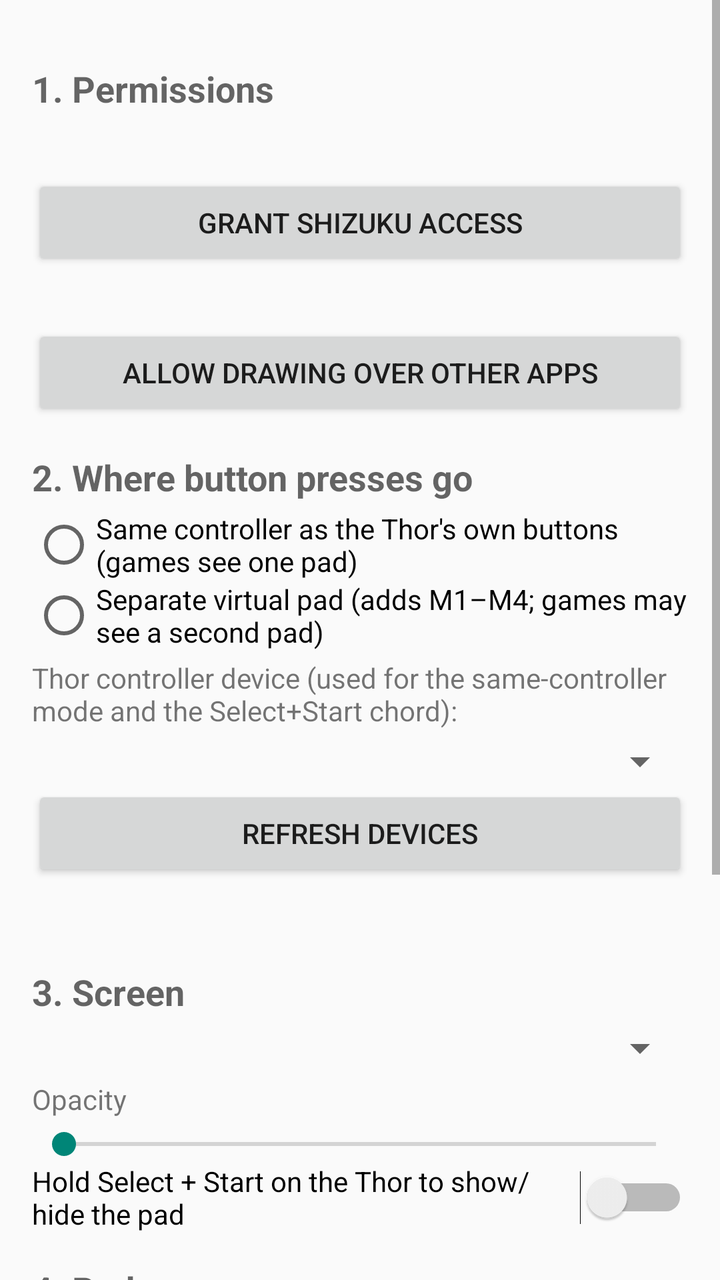
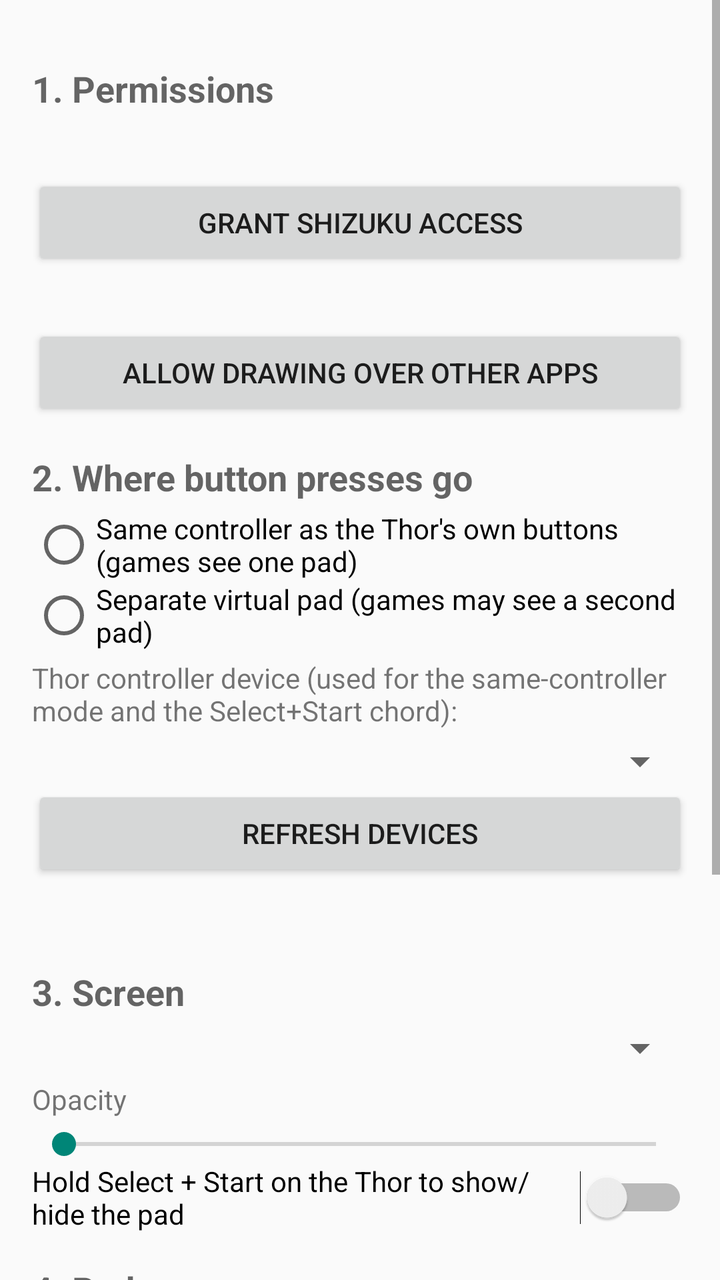

Screens rendered from an Android XML layout before and after an edit, with the pre-edit source and the edit as a unified diff.
<!-- AndroidManifest.xml: application theme Theme.SidePad -->
<!-- res/layout/activity_main.xml -->
<?xml version="1.0" encoding="utf-8"?>
<ScrollView xmlns:android="http://schemas.android.com/apk/res/android"
    android:layout_width="match_parent"
    android:layout_height="match_parent">

    <LinearLayout
        android:layout_width="match_parent"
        android:layout_height="wrap_content"
        android:orientation="vertical"
        android:padding="16dp">

        <TextView style="@style/SectionHeader" android:text="1. Permissions" />
        <TextView android:id="@+id/shizukuStatus" style="@style/StatusLine" />
        <Button android:id="@+id/btnShizuku" style="@style/Row" android:text="Grant Shizuku access" />
        <TextView android:id="@+id/overlayStatus" style="@style/StatusLine" />
        <Button android:id="@+id/btnOverlay" style="@style/Row" android:text="Allow drawing over other apps" />

        <TextView style="@style/SectionHeader" android:text="2. Where button presses go" />
        <RadioGroup android:id="@+id/modeGroup" android:layout_width="match_parent" android:layout_height="wrap_content">
            <RadioButton android:id="@+id/modePhysical" android:layout_width="wrap_content" android:layout_height="wrap_content"
                android:text="Same controller as the Thor's own buttons (games see one pad)" />
            <RadioButton android:id="@+id/modeVirtual" android:layout_width="wrap_content" android:layout_height="wrap_content"
                android:text="Separate virtual pad (adds M1–M4; games may see a second pad)" />
        </RadioGroup>
        <TextView style="@style/StatusLine" android:text="Thor controller device (used for the same-controller mode and the Select+Start chord):" />
        <Spinner android:id="@+id/deviceSpinner" android:layout_width="match_parent" android:layout_height="wrap_content" />
        <Button android:id="@+id/btnRefresh" style="@style/Row" android:text="Refresh devices" />
        <TextView android:id="@+id/probeStatus" style="@style/StatusLine" />

        <TextView style="@style/SectionHeader" android:text="3. Screen" />
        <Spinner android:id="@+id/displaySpinner" android:layout_width="match_parent" android:layout_height="wrap_content" />
        <TextView style="@style/StatusLine" android:text="Opacity" />
        <SeekBar android:id="@+id/opacity" android:layout_width="match_parent" android:layout_height="wrap_content" android:max="100" />
        <Switch android:id="@+id/chordSwitch" android:layout_width="match_parent" android:layout_height="wrap_content"
            android:text="Hold Select + Start on the Thor to show/hide the pad" />

        <TextView style="@style/SectionHeader" android:text="4. Pad" />
        <LinearLayout android:layout_width="match_parent" android:layout_height="wrap_content" android:orientation="horizontal">
            <Button android:id="@+id/btnShow" style="@style/Half" android:text="Show pad" />
            <Button android:id="@+id/btnHide" style="@style/Half" android:text="Hide pad" />
        </LinearLayout>
        <LinearLayout android:layout_width="match_parent" android:layout_height="wrap_content" android:orientation="horizontal">
            <Button android:id="@+id/btnEdit" style="@style/Half" android:text="Edit layout" />
            <Button android:id="@+id/btnStop" style="@style/Half" android:text="Stop service" />
        </LinearLayout>
        <TextView style="@style/StatusLine" android:text="A Quick Settings tile named Thor SidePad is also available: add it from the notification shade editor." />

        <TextView style="@style/SectionHeader" android:text="5. Test (open a gamepad tester on the top screen first)" />
        <LinearLayout android:layout_width="match_parent" android:layout_height="wrap_content" android:orientation="horizontal">
            <Button android:id="@+id/btnTestA" style="@style/Half" android:text="Send A" />
            <Button android:id="@+id/btnTestM1" style="@style/Half" android:text="Send M1 (BUTTON_1)" />
        </LinearLayout>
    </LinearLayout>
</ScrollView>
<!-- resources referenced by this layout -->
<resources>
  <style name="Half">
          <item name="android:layout_width">0dp</item>
          <item name="android:layout_height">wrap_content</item>
          <item name="android:layout_weight">1</item>
      </style>
  <style name="Row">
          <item name="android:layout_width">match_parent</item>
          <item name="android:layout_height">wrap_content</item>
      </style>
  <style name="SectionHeader">
          <item name="android:layout_width">match_parent</item>
          <item name="android:layout_height">wrap_content</item>
          <item name="android:textAppearance">?android:attr/textAppearanceMedium</item>
          <item name="android:textStyle">bold</item>
          <item name="android:paddingTop">16dp</item>
          <item name="android:paddingBottom">4dp</item>
      </style>
  <style name="StatusLine">
          <item name="android:layout_width">match_parent</item>
          <item name="android:layout_height">wrap_content</item>
          <item name="android:paddingTop">4dp</item>
          <item name="android:paddingBottom">4dp</item>
      </style>
  <style name="Theme.SidePad" parent="Theme.AppCompat.DayNight" />
</resources>

<!-- the commit's change to res/layout/activity_main.xml (unified diff, before → after) -->
@@ -20,7 +20,7 @@
             <RadioButton android:id="@+id/modePhysical" android:layout_width="wrap_content" android:layout_height="wrap_content"
                 android:text="Same controller as the Thor's own buttons (games see one pad)" />
             <RadioButton android:id="@+id/modeVirtual" android:layout_width="wrap_content" android:layout_height="wrap_content"
-                android:text="Separate virtual pad (adds M1–M4; games may see a second pad)" />
+                android:text="Separate virtual pad (games may see a second pad)" />
         </RadioGroup>
         <TextView style="@style/StatusLine" android:text="Thor controller device (used for the same-controller mode and the Select+Start chord):" />
         <Spinner android:id="@+id/deviceSpinner" android:layout_width="match_parent" android:layout_height="wrap_content" />
@@ -48,7 +48,7 @@
         <TextView style="@style/SectionHeader" android:text="5. Test (open a gamepad tester on the top screen first)" />
         <LinearLayout android:layout_width="match_parent" android:layout_height="wrap_content" android:orientation="horizontal">
             <Button android:id="@+id/btnTestA" style="@style/Half" android:text="Send A" />
-            <Button android:id="@+id/btnTestM1" style="@style/Half" android:text="Send M1 (BUTTON_1)" />
+            <Button android:id="@+id/btnTestM1" style="@style/Half" android:text="Send M1 (BUTTON_C)" />
         </LinearLayout>
     </LinearLayout>
 </ScrollView>
